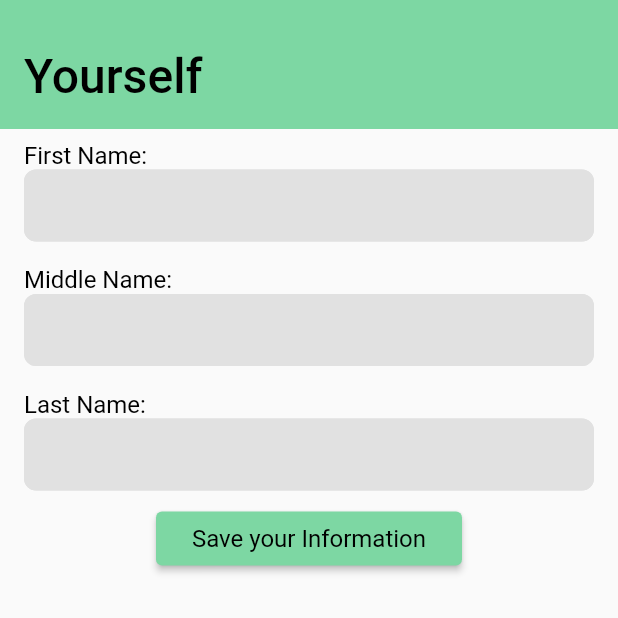
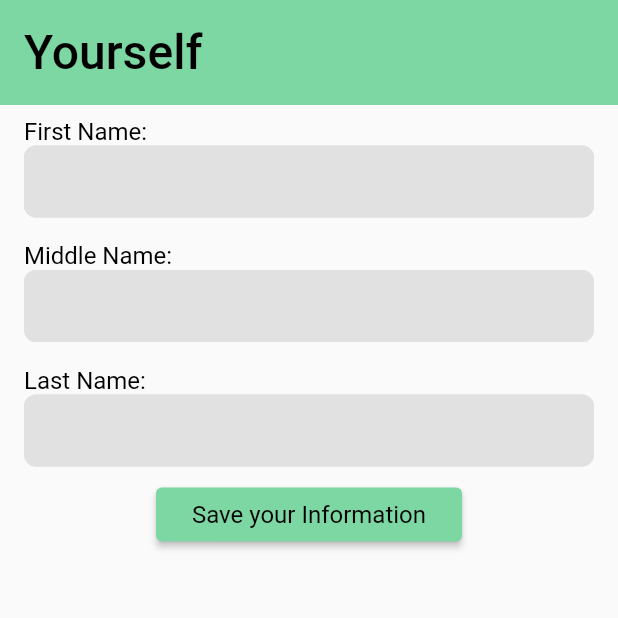
Before and after one commit to owenbean400/RecipeRootsApp, a Flutter app: the screen it shows after launch, on a phone screen of 412 x 824 dp, the top half of it. Run offline on Flutter 3.47's test engine with Material 2 defaults, Android fonts, the phone set to English and light mode, and no system bars; our stand-ins replace carousel_slider, sqflite; missing offline and left inert: graphview; accounts and stored records are empty.

Commit message:
Update padding to use padding top of Flutter

```diff
--- a/lib/view/widget/header_plain.dart
+++ b/lib/view/widget/header_plain.dart
@@ -1,5 +1,3 @@
-import 'dart:io';
-
 import 'package:flutter/material.dart';
 
 class HeaderPlain extends StatelessWidget {
@@ -12,9 +10,8 @@ class HeaderPlain extends StatelessWidget {
     return LayoutBuilder(
       builder: (BuildContext context, BoxConstraints constraints) {
         return Container(
-          padding: (Platform.isIOS)
-              ? const EdgeInsets.fromLTRB(16, 56, 0, 16)
-              : const EdgeInsets.fromLTRB(16, 32, 0, 16),
+          padding: EdgeInsets.fromLTRB(
+              16, MediaQuery.of(context).viewPadding.top + 16, 0, 16),
           width: constraints.maxWidth,
           color: Theme.of(context).primaryColor,
           child: Text(title, style: Theme.of(context).textTheme.bodyLarge),
```
Also changed, not shown: lib/view/widget/header_add.dart (+2 -5 lines), lib/view/widget/header_backspace.dart (+2 -5 lines), lib/view/widget/header_person_list.dart (+2 -5 lines), lib/view/window/recipe/recipes_view.dart (+5 -5 lines), lib/view/window/recipe/widgets/recipe_search_bar.dart (+5 -8 lines).
